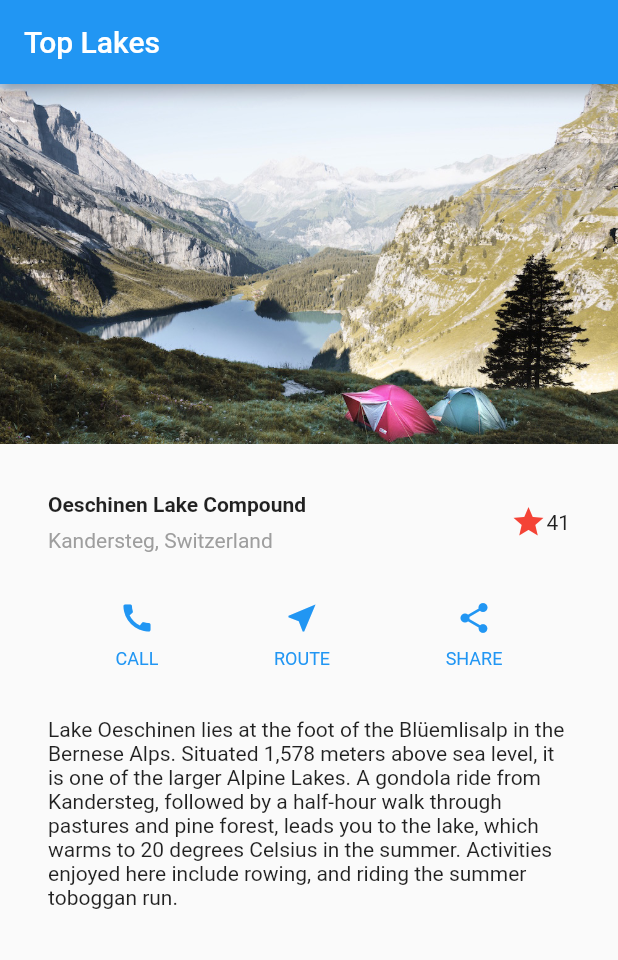
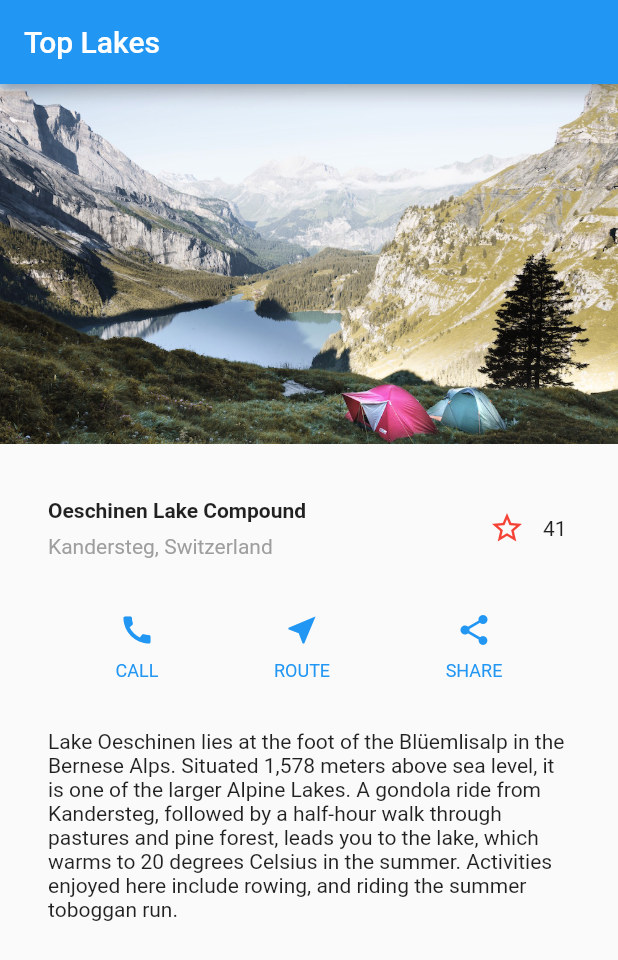
Before and after one commit to spidergears/flutter_layouts, a Flutter app: the screen it shows after launch, on a phone screen of 412 x 824 dp. Shown: the top 960 px of the screen. Run offline on Flutter 3.47's test engine with Material 2 defaults, Android fonts, the phone set to English and light mode, and no system bars.

Commit message:
Interactive favorite button

```diff
--- a/lib/main.dart
+++ b/lib/main.dart
@@ -28,11 +28,7 @@ class MyApp extends StatelessWidget {
               ],
             )
           ),
-          Icon(
-              Icons.star,
-              color: Colors.red[500]
-          ),
-          Text('41')
+          FavoriteWidget()
         ],
       )
     );
@@ -58,7 +54,7 @@ class MyApp extends StatelessWidget {
           )
         ],
       );
-    };
+    }
 
     Widget buttonSection = Container(
       child: Row(
@@ -105,3 +101,48 @@ Lake Oeschinen lies at the foot of the Blüemlisalp in the Bernese Alps. Situate
     );
   }
 }
+
+class FavoriteWidget extends StatefulWidget {
+  @override
+  _FavoriteWidgetState createState() => _FavoriteWidgetState();
+}
+
+
+class _FavoriteWidgetState extends State<FavoriteWidget> {
+  bool _isFavorited = false;
+  int _favoriteCount = 41;
+
+  void _toggleFavorite() {
+    setState(() {
+      if (_isFavorited) {
+        _isFavorited = false;
+        _favoriteCount -= 1;
+      }
+      else {
+        _isFavorited = true;
+        _favoriteCount += 1;
+      }
+    });
+  }
+
+  @override
+  Widget build(BuildContext context) {
+    return Row(
+      children: <Widget>[
+        Container(
+          padding: EdgeInsets.all(0.0),
+          child: IconButton(
+              icon: (_isFavorited ? Icon(Icons.star) : Icon(Icons.star_border)),
+              color: Colors.red[500],
+              onPressed: _toggleFavorite),
+        ),
+        SizedBox(
+          width: 18.0,
+          child: Container(
+            child: Text('$_favoriteCount'),
+          ),
+        )
+      ],
+    );
+  }
+}
```
